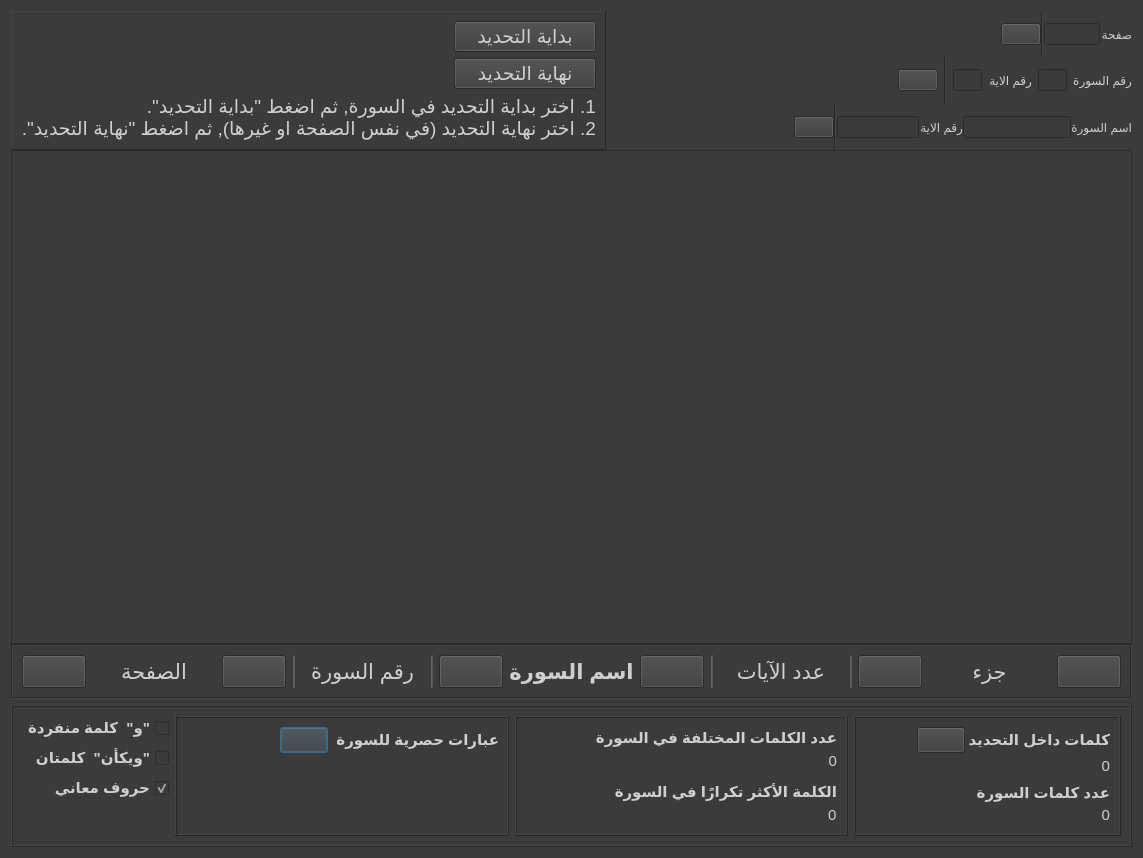
First picture: the form in gui/mushaf_view_dialog/mushaf_view.ui, repository masalha-alaa/quran-counter, before the edit.
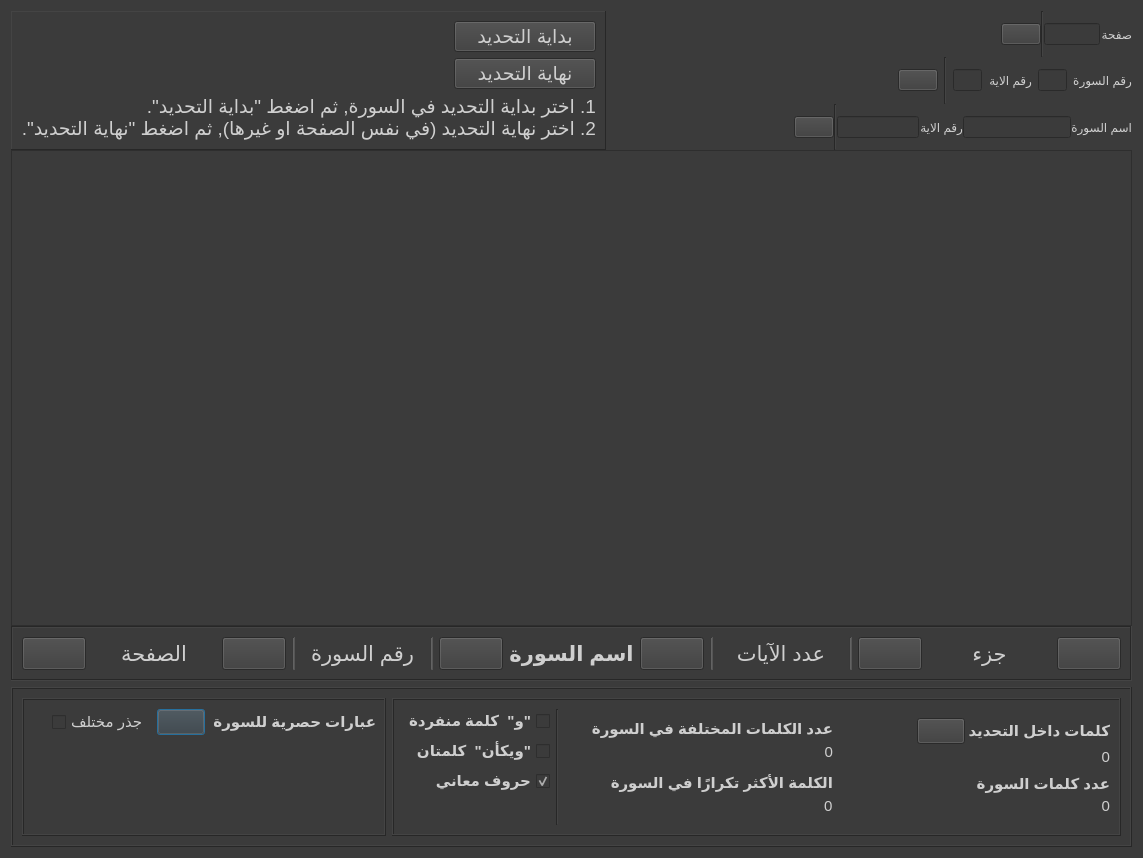
Second picture: the form after the edit. Icons and pictures are not drawn.

Commit message: Option to search exclusive words with different roots

Diff of the .ui file:
```diff
--- a/gui/mushaf_view_dialog/mushaf_view.ui
+++ b/gui/mushaf_view_dialog/mushaf_view.ui
@@ -684,78 +684,9 @@
      <property name="frameShadow">
       <enum>QFrame::Raised</enum>
      </property>
-     <layout class="QHBoxLayout" name="horizontalLayout_6" stretch="0,1">
+     <layout class="QHBoxLayout" name="horizontalLayout_6" stretch="1,2">
       <item>
-       <layout class="QHBoxLayout" name="horizontalLayout_13">
-        <item>
-         <layout class="QVBoxLayout" name="verticalLayout_18">
-          <item>
-           <widget class="QCheckBox" name="wawIsAWordCheckbox">
-            <property name="layoutDirection">
-             <enum>Qt::RightToLeft</enum>
-            </property>
-            <property name="styleSheet">
-             <string notr="true">font: bold;</string>
-            </property>
-            <property name="text">
-             <string>و&quot;  كلمة منفردة&quot;</string>
-            </property>
-            <property name="checked">
-             <bool>false</bool>
-            </property>
-           </widget>
-          </item>
-          <item>
-           <widget class="QCheckBox" name="waykaannaTwoWordsCheckbox">
-            <property name="layoutDirection">
-             <enum>Qt::RightToLeft</enum>
-            </property>
-            <property name="styleSheet">
-             <string notr="true">font: bold;</string>
-            </property>
-            <property name="text">
-             <string>ويكأن&quot;  كلمتان&quot;</string>
-            </property>
-           </widget>
-          </item>
-          <item>
-           <widget class="QCheckBox" name="huroofMaaniCheckbox">
-            <property name="toolTip">
-             <string notr="true">حتى / ثم / على / عن ...</string>
-            </property>
-            <property name="layoutDirection">
-             <enum>Qt::RightToLeft</enum>
-            </property>
-            <property name="styleSheet">
-             <string notr="true">font: bold;</string>
-            </property>
-            <property name="text">
-             <string>حروف معاني</string>
-            </property>
-            <property name="checked">
-             <bool>true</bool>
-            </property>
-           </widget>
-          </item>
-          <item>
-           <spacer name="verticalSpacer_4">
-            <property name="orientation">
-             <enum>Qt::Vertical</enum>
-            </property>
-            <property name="sizeHint" stdset="0">
-             <size>
-              <width>20</width>
-              <height>40</height>
-             </size>
-            </property>
-           </spacer>
-          </item>
-         </layout>
-        </item>
-       </layout>
-      </item>
-      <item>
-       <layout class="QHBoxLayout" name="statsHorizontalLayout" stretch="5,5,4">
+       <layout class="QHBoxLayout" name="statsHorizontalLayout" stretch="5">
         <item>
          <widget class="QFrame" name="exclusiveWordsFrame">
           <property name="cursor">
@@ -813,11 +744,32 @@
                </property>
               </spacer>
              </item>
+             <item>
+              <widget class="QCheckBox" name="differentRootCheckBox">
+               <property name="toolTip">
+                <string>كلمات مختلفة لها جذر مشترك تعتبر كلمات متشابهة (تجريبي)</string>
+               </property>
+               <property name="styleSheet">
+                <string notr="true">QToolTip { 
+    color: red;
+}</string>
+               </property>
+               <property name="text">
+                <string>جذر مختلف</string>
+               </property>
+              </widget>
+             </item>
              <item>
               <widget class="QPushButton" name="refreshExclusiveWordsButton">
                <property name="toolTip">
                 <string>عبارات اخرى</string>
                </property>
+               <property name="styleSheet">
+                <string notr="true">QToolTip { 
+    color: #484848;
+	font: 14pt;
+}</string>
+               </property>
                <property name="text">
                 <string/>
                </property>
@@ -839,7 +791,13 @@
                 <string>عبارات تظهر فقط في هذه السورة</string>
                </property>
                <property name="styleSheet">
-                <string notr="true">font: bold;</string>
+                <string notr="true">QLabel{
+	font: bold;
+}
+QToolTip { 
+    color: #484848;
+	font: 14pt;
+}</string>
                </property>
                <property name="text">
                 <string>عبارات حصرية للسورة</string>
@@ -872,10 +830,115 @@
           </layout>
          </widget>
         </item>
+       </layout>
+      </item>
+      <item>
+       <widget class="QFrame" name="frame_3">
+        <property name="frameShape">
+         <enum>QFrame::Box</enum>
+        </property>
+        <property name="frameShadow">
+         <enum>QFrame::Raised</enum>
+        </property>
+        <layout class="QHBoxLayout" name="horizontalLayout_22" stretch="0,0,5,5">
+         <item>
+          <layout class="QHBoxLayout" name="horizontalLayout_13">
+           <item>
+            <layout class="QVBoxLayout" name="verticalLayout_18">
+             <item>
+              <widget class="QCheckBox" name="wawIsAWordCheckbox">
+               <property name="layoutDirection">
+                <enum>Qt::RightToLeft</enum>
+               </property>
+               <property name="styleSheet">
+                <string notr="true">QCheckBox{
+	font: bold;
+}
+QToolTip { 
+    color: #484848;
+	font: 14pt;
+}</string>
+               </property>
+               <property name="text">
+                <string>و&quot;  كلمة منفردة&quot;</string>
+               </property>
+               <property name="checked">
+                <bool>false</bool>
+               </property>
+              </widget>
+             </item>
+             <item>
+              <widget class="QCheckBox" name="waykaannaTwoWordsCheckbox">
+               <property name="layoutDirection">
+                <enum>Qt::RightToLeft</enum>
+               </property>
+               <property name="styleSheet">
+                <string notr="true">QCheckBox{
+	font: bold;
+}
+QToolTip { 
+    color: #484848;
+	font: 14pt;
+}</string>
+               </property>
+               <property name="text">
+                <string>ويكأن&quot;  كلمتان&quot;</string>
+               </property>
+              </widget>
+             </item>
+             <item>
+              <widget class="QCheckBox" name="huroofMaaniCheckbox">
+               <property name="toolTip">
+                <string notr="true">حتى / ثم / على / عن ...</string>
+               </property>
+               <property name="layoutDirection">
+                <enum>Qt::RightToLeft</enum>
+               </property>
+               <property name="styleSheet">
+                <string notr="true">QCheckBox{
+	font: bold;
+}
+QToolTip { 
+    color: #484848;
+	font: 14pt;
+}</string>
+               </property>
+               <property name="text">
+                <string>حروف معاني</string>
+               </property>
+               <property name="checked">
+                <bool>true</bool>
+               </property>
+              </widget>
+             </item>
+             <item>
+              <spacer name="verticalSpacer_4">
+               <property name="orientation">
+                <enum>Qt::Vertical</enum>
+               </property>
+               <property name="sizeHint" stdset="0">
+                <size>
+                 <width>20</width>
+                 <height>40</height>
+                </size>
+               </property>
+              </spacer>
+             </item>
+            </layout>
+           </item>
+          </layout>
+         </item>
+         <item>
+          <widget class="Line" name="line_8">
+           <property name="orientation">
+            <enum>Qt::Vertical</enum>
+           </property>
+          </widget>
+         </item>
         <item>
          <widget class="QFrame" name="verticalFrame">
           <property name="frameShape">
-           <enum>QFrame::Box</enum>
+            <enum>QFrame::NoFrame</enum>
           </property>
           <property name="frameShadow">
            <enum>QFrame::Raised</enum>
@@ -884,6 +947,12 @@
            <property name="spacing">
             <number>10</number>
            </property>
+            <property name="leftMargin">
+             <number>0</number>
+            </property>
+            <property name="rightMargin">
+             <number>2</number>
+            </property>
            <item>
             <layout class="QVBoxLayout" name="verticalLayout_8">
              <property name="spacing">
@@ -901,7 +970,13 @@
                 <string>عدد الكلمات المختلفة (بدون تكرار)</string>
                </property>
                <property name="styleSheet">
-                <string notr="true">font: bold;</string>
+                 <string notr="true">QLabel{
+	font: bold;
+}
+QToolTip { 
+    color: #484848;
+	font: 14pt;
+}</string>
                </property>
                <property name="text">
                 <string>عدد الكلمات المختلفة في السورة</string>
@@ -966,7 +1041,13 @@
                 </sizepolicy>
                </property>
                <property name="styleSheet">
-                <string notr="true">font: bold;</string>
+                 <string notr="true">QLabel{
+	font: bold;
+}
+QToolTip { 
+    color: #484848;
+	font: 14pt;
+}</string>
                </property>
                <property name="text">
                 <string>الكلمة الأكثر تكرارًا في السورة</string>
@@ -1023,7 +1104,7 @@
         <item>
          <widget class="QFrame" name="verticalFrame_2">
           <property name="frameShape">
-           <enum>QFrame::Box</enum>
+            <enum>QFrame::NoFrame</enum>
           </property>
           <property name="frameShadow">
            <enum>QFrame::Raised</enum>
@@ -1032,6 +1113,12 @@
            <property name="spacing">
             <number>8</number>
            </property>
+            <property name="leftMargin">
+             <number>2</number>
+            </property>
+            <property name="rightMargin">
+             <number>0</number>
+            </property>
            <item>
             <layout class="QVBoxLayout" name="verticalLayout_9">
              <property name="spacing">
@@ -1057,6 +1144,12 @@
                  <property name="toolTip">
                   <string>محو النتائج</string>
                  </property>
+                  <property name="styleSheet">
+                   <string notr="true">QToolTip { 
+    color: #484848;
+	font: 14pt;
+}</string>
+                  </property>
                  <property name="text">
                   <string/>
                  </property>
@@ -1078,7 +1171,13 @@
                   <string>جميع الكلمات داخل التحديد, مع تكرار</string>
                  </property>
                  <property name="styleSheet">
-                  <string notr="true">font: bold;</string>
+                   <string notr="true">QLabel{
+	font: bold;
+}
+QToolTip { 
+    color: #484848;
+	font: 14pt;
+}</string>
                  </property>
                  <property name="text">
                   <string>كلمات داخل التحديد</string>
@@ -1142,7 +1241,13 @@
                 <string>عدد جميع الكلمات, مع تكرار</string>
                </property>
                <property name="styleSheet">
-                <string notr="true">font: bold;</string>
+                 <string notr="true">QLabel{
+	font: bold;
+}
+QToolTip { 
+    color: #484848;
+	font: 14pt;
+}</string>
                </property>
                <property name="text">
                 <string>عدد كلمات السورة</string>
@@ -1191,6 +1296,7 @@
          </widget>
         </item>
        </layout>
+       </widget>
       </item>
      </layout>
     </widget>
```
Lines whose indentation alone changed are shown as unchanged. The commit also changes 10 other files.
